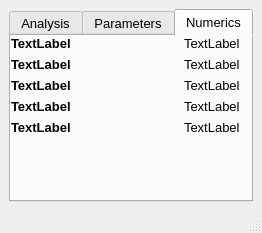
Qt form plugins/FocalSpot/FocalSpot.ui (NeutrinoToolkit/Neutrino) before a commit.
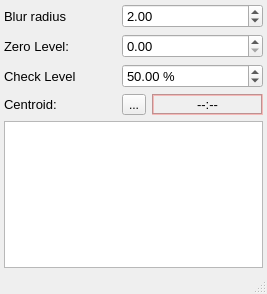
The same form after that commit. The open tabs and pages were chosen to show the change. Icons and pictures are not drawn.

```diff
--- a/plugins/FocalSpot/FocalSpot.ui
+++ b/plugins/FocalSpot/FocalSpot.ui
@@ -6,8 +6,8 @@
    <rect>
     <x>0</x>
     <y>0</y>
-    <width>262</width>
-    <height>233</height>
+    <width>267</width>
+    <height>294</height>
    </rect>
   </property>
   <property name="windowTitle">
@@ -23,25 +23,7 @@
    <bool>true</bool>
   </property>
   <widget class="QWidget" name="centralwidget">
-   <layout class="QGridLayout" name="gridLayout">
-    <item row="0" column="0">
-     <widget class="QTabWidget" name="tabWidget">
-      <property name="font">
-       <font>
-        <pointsize>10</pointsize>
-       </font>
-      </property>
-      <property name="currentIndex">
-       <number>0</number>
-      </property>
-      <property name="neutrinoSave" stdset="0">
-       <bool>false</bool>
-      </property>
-      <widget class="QWidget" name="analysis">
-       <attribute name="title">
-        <string>Analysis</string>
-       </attribute>
-       <layout class="QGridLayout" name="gridLayout_2">
+   <layout class="QGridLayout" name="gridLayout" rowstretch="0,0,0,0,0,0,0" columnstretch="0,0,0">
         <property name="leftMargin">
          <number>4</number>
         </property>
@@ -54,85 +36,90 @@
         <property name="bottomMargin">
          <number>4</number>
         </property>
-        <item row="1" column="0" colspan="2">
-         <widget class="QLabel" name="label_4">
+    <item row="0" column="1" colspan="2">
+     <widget class="QDoubleSpinBox" name="blur_radius_sb">
+      <property name="font">
+       <font>
+        <pointsize>10</pointsize>
+       </font>
+      </property>
+      <property name="value">
+       <double>2.000000000000000</double>
+      </property>
+      <property name="neutrinoSave" stdset="0">
+       <bool>true</bool>
+      </property>
+     </widget>
+    </item>
+    <item row="0" column="0">
+     <widget class="QLabel" name="label_3">
           <property name="font">
            <font>
             <pointsize>10</pointsize>
            </font>
           </property>
           <property name="text">
-           <string>Check Level</string>
+       <string>Blur radius</string>
           </property>
          </widget>
         </item>
-        <item row="1" column="2" colspan="2">
+    <item row="4" column="1" colspan="2">
          <widget class="QDoubleSpinBox" name="check_dsb">
           <property name="font">
            <font>
             <pointsize>10</pointsize>
            </font>
           </property>
+      <property name="suffix">
+       <string> %</string>
+      </property>
           <property name="decimals">
-           <number>4</number>
+       <number>2</number>
           </property>
           <property name="maximum">
-           <double>1.000000000000000</double>
+       <double>100.000000000000000</double>
           </property>
           <property name="singleStep">
            <double>0.010000000000000</double>
           </property>
           <property name="value">
-           <double>0.500000000000000</double>
+       <double>50.000000000000000</double>
           </property>
           <property name="neutrinoSave" stdset="0">
            <bool>true</bool>
           </property>
          </widget>
         </item>
-        <item row="0" column="2" colspan="2">
-         <widget class="QDoubleSpinBox" name="zero_dsb">
-          <property name="font">
-           <font>
-            <pointsize>10</pointsize>
-           </font>
-          </property>
-          <property name="maximum">
-           <double>999999999.000000000000000</double>
-          </property>
-          <property name="singleStep">
-           <double>0.010000000000000</double>
-          </property>
-          <property name="neutrinoSave" stdset="0">
-           <bool>true</bool>
-          </property>
-         </widget>
-        </item>
-        <item row="0" column="0" colspan="2">
-         <widget class="QLabel" name="label_2">
-          <property name="font">
-           <font>
-            <pointsize>10</pointsize>
-           </font>
+    <item row="5" column="1">
+     <widget class="QToolButton" name="centroid">
+      <property name="toolTip">
+       <string>Doubleclick on image to set centroid</string>
           </property>
           <property name="text">
-           <string>Zero Level:</string>
-          </property>
-         </widget>
-        </item>
-        <item row="2" column="0" colspan="4">
-         <widget class="Line" name="line">
-          <property name="font">
-           <font>
-            <pointsize>10</pointsize>
-           </font>
-          </property>
-          <property name="orientation">
-           <enum>Qt::Horizontal</enum>
+       <string>...</string>
+      </property>
+      <property name="icon">
+       <iconset resource="../../../build-neutrinoMaster-Qt_5_11_0_5_11_0_temporary_22340a-Debug/src/qrc/icons.qrc">
+        <normaloff>:/icons/center.png</normaloff>:/icons/center.png</iconset>
+      </property>
+      <property name="checkable">
+       <bool>true</bool>
           </property>
          </widget>
         </item>
         <item row="4" column="0">
+     <widget class="QLabel" name="label_4">
+      <property name="font">
+       <font>
+        <pointsize>10</pointsize>
+       </font>
+      </property>
+      <property name="text">
+       <string>Check Level</string>
+      </property>
+     </widget>
+    </item>
+    <item row="5" column="0">
          <widget class="QLabel" name="label">
           <property name="font">
            <font>
@@ -144,7 +131,7 @@
           </property>
          </widget>
         </item>
-        <item row="4" column="2" colspan="2">
+    <item row="5" column="2">
          <widget class="QLabel" name="centroid_lbl">
           <property name="palette">
            <palette>
@@ -580,337 +567,43 @@
           </property>
          </widget>
         </item>
-        <item row="6" column="0">
-         <widget class="QLabel" name="label_6">
+    <item row="1" column="1" colspan="2">
+     <widget class="QDoubleSpinBox" name="zero_dsb">
           <property name="font">
            <font>
             <pointsize>10</pointsize>
            </font>
           </property>
-          <property name="text">
-           <string>Integral:</string>
-          </property>
-         </widget>
-        </item>
-        <item row="6" column="2" colspan="2">
-         <widget class="QLabel" name="integral_lbl">
-          <property name="font">
-           <font>
-            <pointsize>10</pointsize>
-           </font>
-          </property>
-          <property name="frameShape">
-           <enum>QFrame::Box</enum>
-          </property>
-          <property name="frameShadow">
-           <enum>QFrame::Sunken</enum>
-          </property>
-          <property name="text">
-           <string>Integral:</string>
-          </property>
-          <property name="alignment">
-           <set>Qt::AlignCenter</set>
-          </property>
-         </widget>
-        </item>
-        <item row="5" column="0">
-         <widget class="QLabel" name="label_5">
-          <property name="font">
-           <font>
-            <pointsize>10</pointsize>
-           </font>
-          </property>
-          <property name="text">
-           <string>Contour:</string>
-          </property>
-         </widget>
-        </item>
-        <item row="5" column="2" colspan="2">
-         <widget class="QLabel" name="contour_lbl">
-          <property name="font">
-           <font>
-            <pointsize>10</pointsize>
-           </font>
-          </property>
-          <property name="frameShape">
-           <enum>QFrame::Box</enum>
-          </property>
-          <property name="text">
-           <string>Contour data</string>
-          </property>
-          <property name="alignment">
-           <set>Qt::AlignCenter</set>
-          </property>
-         </widget>
-        </item>
-       </layout>
-      </widget>
-      <widget class="QWidget" name="tab_2">
-       <attribute name="title">
-        <string>Parameters</string>
-       </attribute>
-       <layout class="QGridLayout" name="gridLayout_3">
-        <property name="leftMargin">
-         <number>4</number>
-        </property>
-        <property name="topMargin">
-         <number>4</number>
-        </property>
-        <property name="rightMargin">
-         <number>4</number>
-        </property>
-        <property name="bottomMargin">
-         <number>4</number>
-        </property>
-        <item row="0" column="1" colspan="2">
-         <widget class="QDoubleSpinBox" name="blur_radius_sb">
-          <property name="value">
-           <double>2.000000000000000</double>
-          </property>
+      <property name="maximum">
+       <double>999999999.000000000000000</double>
+      </property>
+      <property name="singleStep">
+       <double>0.010000000000000</double>
+      </property>
           <property name="neutrinoSave" stdset="0">
            <bool>true</bool>
           </property>
          </widget>
         </item>
-        <item row="2" column="0" colspan="3">
-         <widget class="Line" name="line_2">
-          <property name="orientation">
-           <enum>Qt::Horizontal</enum>
-          </property>
-         </widget>
-        </item>
-        <item row="1" column="2">
-         <widget class="QCheckBox" name="show_decimated_cb">
+    <item row="1" column="0">
+     <widget class="QLabel" name="label_2">
           <property name="font">
            <font>
             <pointsize>10</pointsize>
            </font>
           </property>
           <property name="text">
-           <string>Show blurred</string>
-          </property>
-          <property name="neutrinoSave" stdset="0">
-           <bool>true</bool>
-          </property>
-         </widget>
-        </item>
-        <item row="3" column="0" colspan="3">
-         <spacer name="verticalSpacer">
-          <property name="orientation">
-           <enum>Qt::Vertical</enum>
-          </property>
-          <property name="sizeHint" stdset="0">
-           <size>
-            <width>20</width>
-            <height>40</height>
-           </size>
-          </property>
-         </spacer>
-        </item>
-        <item row="0" column="0">
-         <widget class="QLabel" name="label_3">
+       <string>Zero Level:</string>
+      </property>
+     </widget>
+    </item>
+    <item row="6" column="0" colspan="3">
+     <widget class="QTextEdit" name="stats">
           <property name="font">
            <font>
             <pointsize>10</pointsize>
            </font>
           </property>
-          <property name="text">
-           <string>Blur radius</string>
-          </property>
-         </widget>
-        </item>
-       </layout>
-      </widget>
-      <widget class="QWidget" name="tab">
-       <attribute name="title">
-        <string>Numerics</string>
-       </attribute>
-       <layout class="QGridLayout" name="gridLayout_4">
-        <property name="leftMargin">
-         <number>0</number>
-        </property>
-        <property name="topMargin">
-         <number>0</number>
-        </property>
-        <property name="rightMargin">
-         <number>0</number>
-        </property>
-        <property name="bottomMargin">
-         <number>0</number>
-        </property>
-        <item row="0" column="0" rowspan="2" colspan="2">
-         <layout class="QHBoxLayout" name="horizontalLayout">
-          <item>
-           <layout class="QVBoxLayout" name="verticalLayout">
-            <item>
-             <widget class="QLabel" name="num_d1">
-              <property name="font">
-               <font>
-                <pointsize>10</pointsize>
-                <weight>75</weight>
-                <bold>true</bold>
-               </font>
-              </property>
-              <property name="text">
-               <string>TextLabel</string>
-              </property>
-             </widget>
-            </item>
-            <item>
-             <widget class="QLabel" name="num_d2">
-              <property name="font">
-               <font>
-                <pointsize>10</pointsize>
-                <weight>75</weight>
-                <bold>true</bold>
-               </font>
-              </property>
-              <property name="text">
-               <string>TextLabel</string>
-              </property>
-             </widget>
-            </item>
-            <item>
-             <widget class="QLabel" name="num_d3">
-              <property name="font">
-               <font>
-                <pointsize>10</pointsize>
-                <weight>75</weight>
-                <bold>true</bold>
-               </font>
-              </property>
-              <property name="text">
-               <string>TextLabel</string>
-              </property>
-             </widget>
-            </item>
-            <item>
-             <widget class="QLabel" name="num_d4">
-              <property name="font">
-               <font>
-                <pointsize>10</pointsize>
-                <weight>75</weight>
-                <bold>true</bold>
-               </font>
-              </property>
-              <property name="text">
-               <string>TextLabel</string>
-              </property>
-             </widget>
-            </item>
-            <item>
-             <widget class="QLabel" name="num_d5">
-              <property name="font">
-               <font>
-                <pointsize>10</pointsize>
-                <weight>75</weight>
-                <bold>true</bold>
-               </font>
-              </property>
-              <property name="text">
-               <string>TextLabel</string>
-              </property>
-             </widget>
-            </item>
-           </layout>
-          </item>
-          <item>
-           <spacer name="horizontalSpacer">
-            <property name="orientation">
-             <enum>Qt::Horizontal</enum>
-            </property>
-            <property name="sizeType">
-             <enum>QSizePolicy::Maximum</enum>
-            </property>
-            <property name="sizeHint" stdset="0">
-             <size>
-              <width>100</width>
-              <height>20</height>
-             </size>
-            </property>
-           </spacer>
-          </item>
-          <item>
-           <layout class="QVBoxLayout" name="verticalLayout_2">
-            <item>
-             <widget class="QLabel" name="num_v1">
-              <property name="font">
-               <font>
-                <pointsize>10</pointsize>
-               </font>
-              </property>
-              <property name="text">
-               <string>TextLabel</string>
-              </property>
-             </widget>
-            </item>
-            <item>
-             <widget class="QLabel" name="num_v2">
-              <property name="font">
-               <font>
-                <pointsize>10</pointsize>
-               </font>
-              </property>
-              <property name="text">
-               <string>TextLabel</string>
-              </property>
-             </widget>
-            </item>
-            <item>
-             <widget class="QLabel" name="num_v3">
-              <property name="font">
-               <font>
-                <pointsize>10</pointsize>
-               </font>
-              </property>
-              <property name="text">
-               <string>TextLabel</string>
-              </property>
-             </widget>
-            </item>
-            <item>
-             <widget class="QLabel" name="num_v4">
-              <property name="font">
-               <font>
-                <pointsize>10</pointsize>
-               </font>
-              </property>
-              <property name="text">
-               <string>TextLabel</string>
-              </property>
-             </widget>
-            </item>
-            <item>
-             <widget class="QLabel" name="num_v5">
-              <property name="font">
-               <font>
-                <pointsize>10</pointsize>
-               </font>
-              </property>
-              <property name="text">
-               <string>TextLabel</string>
-              </property>
-             </widget>
-            </item>
-           </layout>
-          </item>
-         </layout>
-        </item>
-        <item row="2" column="0">
-         <spacer name="verticalSpacer_2">
-          <property name="orientation">
-           <enum>Qt::Vertical</enum>
-          </property>
-          <property name="sizeHint" stdset="0">
-           <size>
-            <width>20</width>
-            <height>133</height>
-           </size>
-          </property>
-         </spacer>
-        </item>
-       </layout>
-      </widget>
      </widget>
     </item>
    </layout>
```
Left out of the diff: 4 changed lines with no effect on the pictures. Lines whose indentation alone changed are shown as unchanged.
